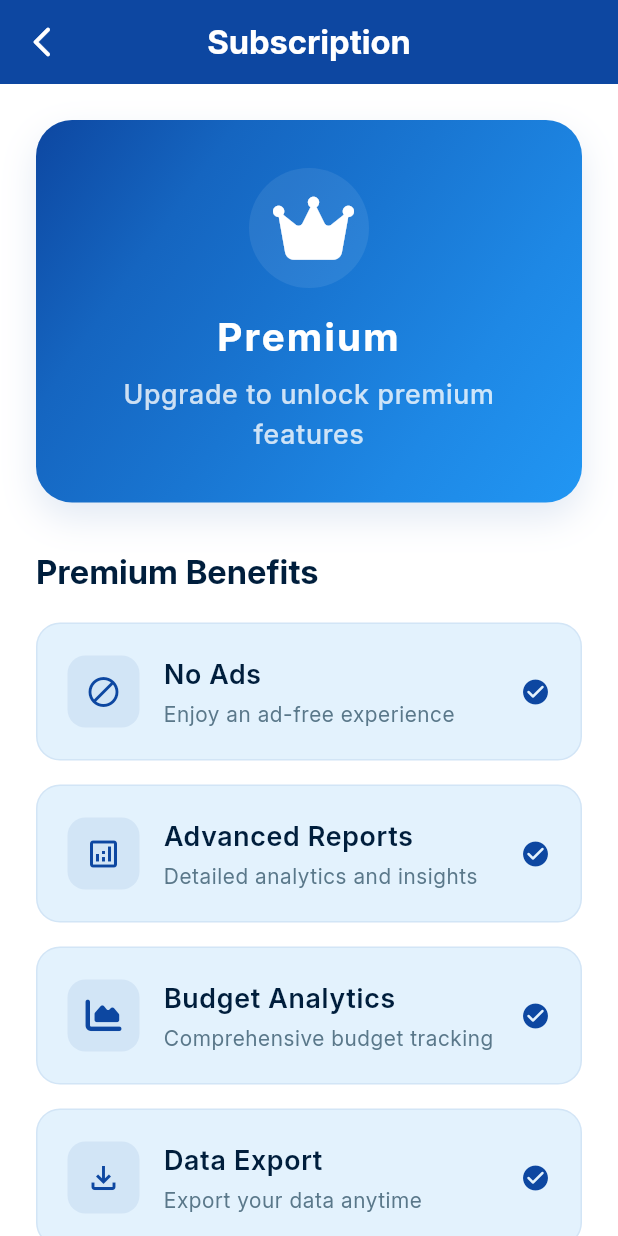
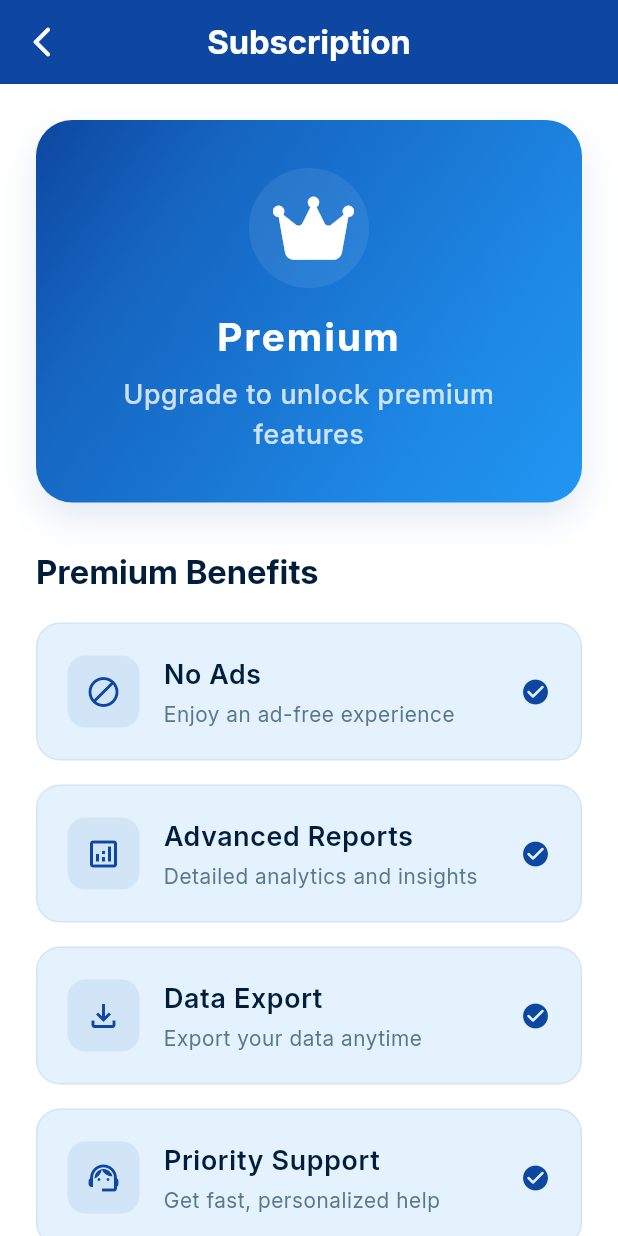
Before and after one commit to Nguyen-Loi/budge_app, a Flutter app: the SubscriptionView screen opened by its route, on a phone screen of 412 x 824 dp. Run offline on Flutter 3.47's test engine with Material 3 defaults, Android fonts, the phone set to English and light mode, and no system bars; our stand-ins replace cached_network_image, cloud_firestore, device_info_plus, firebase_auth, firebase_core, firebase_crashlytics and 24 more; missing offline and left inert: dart:js_interop, flutter_facebook_auth, syncfusion_flutter_xlsio; accounts and stored records are empty; generated files the repository leaves out were written again; network calls fail.

Commit message:
update UI

```diff
--- a/lib/core/services/subscription_pricing.dart
+++ b/lib/core/services/subscription_pricing.dart
@@ -16,10 +16,10 @@ class SubscriptionPricing {
 
   // App Store/Google Play product IDs
   static const Map<String, String> _productIds = {
-    'monthly_vnd': 'budget_premium_monthly_vnd',
-    'yearly_vnd': 'budget_premium_yearly_vnd',
-    'monthly_usd': 'budget_premium_monthly_usd',
-    'yearly_usd': 'budget_premium_yearly_usd',
+    'monthly_vnd': 'premium_monthly_vnd',
+    'yearly_vnd': 'premium_yearly_vnd',
+    'monthly_usd': 'premium_monthly_usd',
+    'yearly_usd': 'premium_yearly_usd',
   };
 
   /// Get the monthly price in the user's currency
--- a/lib/localization/app_en.arb
+++ b/lib/localization/app_en.arb
@@ -392,8 +392,6 @@
     "enjoyAdFreeExperience": "Enjoy an ad-free experience",
     "advancedReports": "Advanced Reports",
     "detailedAnalyticsAndInsights": "Detailed analytics and insights",
-    "budgetAnalytics": "Budget Analytics",
-    "comprehensiveBudgetTracking": "Comprehensive budget tracking",
     "dataExport": "Data Export",
     "exportYourDataAnytime": "Export your data anytime",
     "prioritySupport": "Priority Support",
--- a/lib/localization/app_vi.arb
+++ b/lib/localization/app_vi.arb
@@ -392,8 +392,6 @@
   "enjoyAdFreeExperience": "Trải nghiệm không có quảng cáo",
   "advancedReports": "Báo cáo nâng cao",
   "detailedAnalyticsAndInsights": "Phân tích và thống kê chi tiết",
-  "budgetAnalytics": "Phân tích ngân sách",
-  "comprehensiveBudgetTracking": "Theo dõi ngân sách toàn diện",
   "dataExport": "Xuất dữ liệu",
   "exportYourDataAnytime": "Xuất dữ liệu của bạn bất cứ lúc nào",
   "prioritySupport": "Hỗ trợ ưu tiên",
--- a/lib/view/subscription_view/subscription_view.dart
+++ b/lib/view/subscription_view/subscription_view.dart
@@ -182,11 +182,6 @@ class _SubscriptionViewState extends ConsumerState<SubscriptionView>
         description: loc.detailedAnalyticsAndInsights,
       ),
       _BenefitItem(
-        icon: IconManager.budgetBar,
-        title: loc.budgetAnalytics,
-        description: loc.comprehensiveBudgetTracking,
-      ),
-      _BenefitItem(
         icon: IconManager.export,
         title: loc.dataExport,
         description: loc.exportYourDataAnytime,
@@ -360,8 +355,8 @@ class _SubscriptionViewState extends ConsumerState<SubscriptionView>
               ),
               if (plan == SubscriptionPlanEnum.yearly)
                 Positioned(
-                  top: -8,
-                  right: -8,
+                  top: -16,
+                  right: -16,
                   child: Container(
                     padding:
                         const EdgeInsets.symmetric(horizontal: 8, vertical: 4),
```
Also changed, not shown: lib/generated/l10n/app_localizations.dart, lib/generated/l10n/app_localizations_en.dart, lib/generated/l10n/app_localizations_vi.dart.
